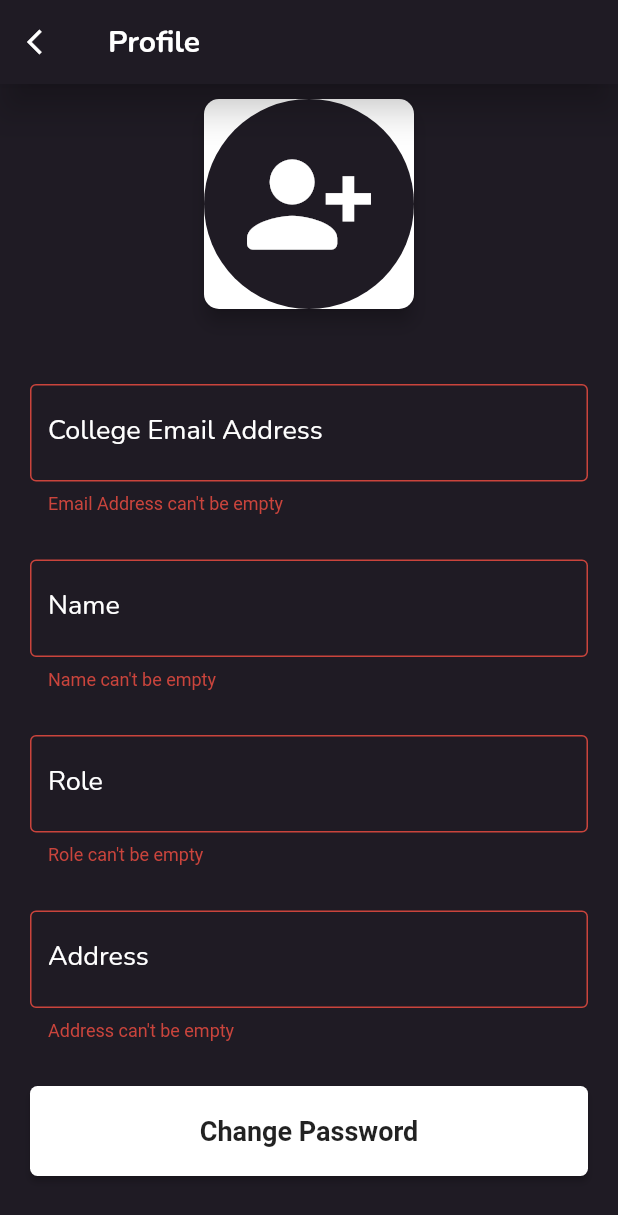
After one commit to Ashwith25/Attendance-Manager, a Flutter app: the ProfilePage screen opened directly, after a tap on "Change Password", on a phone screen of 412 x 824 dp. The commit adds this screen. Shown: the top 1215 px of the screen. Run offline on Flutter 3.47's test engine with Material 2 defaults, Android fonts, the phone set to English and light mode, and no system bars; our stand-ins replace flutter_neumorphic, google_fonts, page_transition, simple_animations.

Commit message:
profile page

```diff
--- a/attendance_manager/lib/Home/teacherHome.dart
+++ b/attendance_manager/lib/Home/teacherHome.dart
@@ -1,4 +1,5 @@
 import 'package:attendance_manager/constants.dart';
+import 'package:attendance_manager/profile.dart';
 import 'package:attendance_manager/widgets/homeScreenCard.dart';
 import 'package:attendance_manager/widgets/teacherCard.dart';
 import 'package:flutter/material.dart';
@@ -74,10 +75,18 @@ class _TeacherHomeState extends State<TeacherHome> {
                         // icon: 'assets/add.png',
                         icon: Icons.add,
                       ),
-                      HomeScreenCard(
-                        title: "Profile",
-                        // icon: 'assets/profile.png',
-                        icon: Icons.person_outline_outlined,
+                      GestureDetector(
+                        onTap: () {
+                          Navigator.push(
+                              context,
+                              MaterialPageRoute(
+                                  builder: (context) => ProfilePage()));
+                        },
+                        child: HomeScreenCard(
+                          title: "Profile",
+                          // icon: 'assets/profile.png',
+                          icon: Icons.person_outline_outlined,
+                        ),
                       ),
                       HomeScreenCard(
                           title: "Logout",
--- a/attendance_manager/lib/auth/change_password.dart
+++ b/attendance_manager/lib/auth/change_password.dart
@@ -0,0 +1,25 @@
+import 'package:attendance_manager/Home/teacherHome.dart';
+import 'package:attendance_manager/auth/signup.dart';
+import 'package:flutter/material.dart';
+import 'package:attendance_manager/constants.dart';
+import 'package:attendance_manager/theme.dart';
+import 'package:flutter_neumorphic/flutter_neumorphic.dart';
+
+class ChangePasswordPage extends StatefulWidget {
+  ChangePasswordPage({Key? key}) : super(key: key);
+
+  @override
+  _ChangePasswordPageState createState() => _ChangePasswordPageState();
+}
+
+class _ChangePasswordPageState extends State<ChangePasswordPage> {
+  @override
+  Widget build(BuildContext context) {
+    return SafeArea(
+      child: Scaffold(
+        resizeToAvoidBottomInset: false,
+        backgroundColor: Theme.of(context).primaryColor,
+      ),
+    );
+  }
+}
--- a/attendance_manager/lib/auth/login.dart
+++ b/attendance_manager/lib/auth/login.dart
@@ -22,7 +22,8 @@ class _LoginPageState extends State<LoginPage> {
   final textSelectionControl = TextSelectionControls;
 
   Widget build(BuildContext context) {
-    return Scaffold(
+    return SafeArea(
+      child: Scaffold(
         resizeToAvoidBottomInset: false,
         backgroundColor: Theme.of(context).primaryColor,
         appBar: AppBar(
@@ -184,6 +185,7 @@ class _LoginPageState extends State<LoginPage> {
                 ],
               ),
             )),
+      ),
     );
   }
 }
--- a/attendance_manager/lib/auth/signup.dart
+++ b/attendance_manager/lib/auth/signup.dart
@@ -23,7 +23,8 @@ class _SignupPageState extends State<SignupPage> {
   }
 
   Widget build(BuildContext context) {
-    return Scaffold(
+    return SafeArea(
+      child: Scaffold(
         resizeToAvoidBottomInset: false,
         backgroundColor: Theme.of(context).primaryColor,
         appBar: AppBar(
@@ -191,8 +192,10 @@ class _SignupPageState extends State<SignupPage> {
                     ),
                     onPressed: () {
                       if (_formKey.currentState!.validate())
-                      Navigator.push(context,
-                          MaterialPageRoute(builder: (context) => LoginPage()));
+                        Navigator.push(
+                            context,
+                            MaterialPageRoute(
+                                builder: (context) => LoginPage()));
                     },
                   ),
                 ),
@@ -207,8 +210,10 @@ class _SignupPageState extends State<SignupPage> {
                     ),
                     GestureDetector(
                       onTap: () {
-                      Navigator.push(context,
-                          MaterialPageRoute(builder: (context) => LoginPage()));
+                        Navigator.push(
+                            context,
+                            MaterialPageRoute(
+                                builder: (context) => LoginPage()));
                       },
                       child: Text(
                         "Login",
@@ -229,6 +234,7 @@ class _SignupPageState extends State<SignupPage> {
             ),
           ),
         ),
+      ),
     );
   }
 }
--- /dev/null
+++ b/attendance_manager/lib/profile.dart
@@ -0,0 +1,205 @@
+import 'package:attendance_manager/Home/teacherHome.dart';
+import 'package:attendance_manager/auth/change_password.dart';
+import 'package:attendance_manager/auth/signup.dart';
+import 'package:flutter/material.dart';
+import 'package:attendance_manager/constants.dart';
+import 'package:attendance_manager/theme.dart';
+import 'package:flutter_neumorphic/flutter_neumorphic.dart';
+
+class ProfilePage extends StatefulWidget {
+  ProfilePage({Key? key}) : super(key: key);
+
+  @override
+  _ProfilePageState createState() => _ProfilePageState();
+}
+
+class _ProfilePageState extends State<ProfilePage> {
+  final _formKey = GlobalKey<FormState>();
+
+  @override
+  Widget build(BuildContext context) {
+    return SafeArea(
+      child: Scaffold(
+        resizeToAvoidBottomInset: false,
+        backgroundColor: Theme.of(context).primaryColor,
+        appBar: AppBar(
+          elevation: 10,
+          backgroundColor: Theme.of(context).primaryColor,
+          leading: IconButton(
+            onPressed: () {
+              Navigator.pop(context);
+            },
+            icon: Icon(Icons.arrow_back_ios),
+            iconSize: 20,
+            color: Colors.white,
+          ),
+          title: Text(
+            'Profile',
+            style: TextStyle(
+              color: Colors.white,
+              fontWeight: FontWeight.bold,
+            ),
+          ),
+          foregroundColor: Theme.of(context).primaryColor,
+        ),
+        body: Container(
+          height: MediaQuery.of(context).size.height,
+          width: double.infinity,
+          child: SingleChildScrollView(
+            child: Column(
+              children: [
+                Card(
+                  margin: EdgeInsets.only(left: 10, right: 10, top: 10),
+                  elevation: 5,
+                  shape: RoundedRectangleBorder(
+                      borderRadius: BorderRadius.circular(10)),
+                  child: CircleAvatar(
+                    radius: 70,
+                    backgroundColor: Theme.of(context).primaryColor,
+                    child: IconButton(
+                      // padding: EdgeInsets.all(40),
+                      iconSize: 90,
+                      color: Colors.white,
+                      icon: Icon(
+                        Icons.person_add_alt_1_rounded,
+                      ),
+                      onPressed: () {},
+                    ),
+                  ),
+                ),
+                Form(
+                  key: _formKey,
+                  child: Column(
+                    children: [
+                      Container(
+                        padding: EdgeInsets.fromLTRB(20, 50, 20, 10),
+                        child: TextFormField(
+                            validator: (value) {
+                              if (value!.isEmpty) {
+                                return "Email Address can't be empty";
+                              }
+                              return null;
+                            },
+                            style: TextStyle(color: Colors.white),
+                            decoration: InputDecoration(
+                                helperStyle: TextStyle(color: Colors.white),
+                                focusedBorder: OutlineInputBorder(
+                                    borderSide:
+                                        BorderSide(color: Colors.white)),
+                                enabledBorder: OutlineInputBorder(
+                                    borderSide:
+                                        BorderSide(color: Colors.white)),
+                                border: OutlineInputBorder(
+                                    borderSide:
+                                        BorderSide(color: Colors.white)),
+                                labelText: "College Email Address",
+                                labelStyle: TextStyle(color: Colors.white))),
+                      ),
+                      Container(
+                        padding: EdgeInsets.fromLTRB(20, 20, 20, 10),
+                        child: TextFormField(
+                            validator: (value) {
+                              if (value!.isEmpty) {
+                                return "Name can't be empty";
+                              }
+                              return null;
+                            },
+                            style: TextStyle(color: Colors.white),
+                            decoration: InputDecoration(
+                                helperStyle: TextStyle(color: Colors.white),
+                                focusedBorder: OutlineInputBorder(
+                                    borderSide:
+                                        BorderSide(color: Colors.white)),
+                                enabledBorder: OutlineInputBorder(
+                                    borderSide:
+                                        BorderSide(color: Colors.white)),
+                                border: OutlineInputBorder(
+                                    borderSide:
+                                        BorderSide(color: Colors.white)),
+                                labelText: "Name",
+                                labelStyle: TextStyle(color: Colors.white))),
+                      ),
+                      Container(
+                        padding: EdgeInsets.fromLTRB(20, 20, 20, 10),
+                        child: TextFormField(
+                            validator: (value) {
+                              if (value!.isEmpty) {
+                                return "Role can't be empty";
+                              }
+                              return null;
+                            },
+                            style: TextStyle(color: Colors.white),
+                            decoration: InputDecoration(
+                                helperStyle: TextStyle(color: Colors.white),
+                                focusedBorder: OutlineInputBorder(
+                                    borderSide:
+                                        BorderSide(color: Colors.white)),
+                                enabledBorder: OutlineInputBorder(
+                                    borderSide:
+                                        BorderSide(color: Colors.white)),
+                                border: OutlineInputBorder(
+                                    borderSide:
+                                        BorderSide(color: Colors.white)),
+                                labelText: "Role",
+                                labelStyle: TextStyle(color: Colors.white))),
+                      ),
+                      Container(
+                        padding: EdgeInsets.fromLTRB(20, 20, 20, 10),
+                        child: TextFormField(
+                            validator: (value) {
+                              if (value!.isEmpty) {
+                                return "Address can't be empty";
+                              }
+                              return null;
+                            },
+                            style: TextStyle(color: Colors.white),
+                            decoration: InputDecoration(
+                                helperStyle: TextStyle(color: Colors.white),
+                                focusedBorder: OutlineInputBorder(
+                                    borderSide:
+                                        BorderSide(color: Colors.white)),
+                                enabledBorder: OutlineInputBorder(
+                                    borderSide:
+                                        BorderSide(color: Colors.white)),
+                                border: OutlineInputBorder(
+                                    borderSide:
+                                        BorderSide(color: Colors.white)),
+                                labelText: "Address",
+                                labelStyle: TextStyle(color: Colors.white))),
+                      ),
+                      Container(
+                        padding: EdgeInsets.fromLTRB(20, 20, 20, 10),
+                        child: MaterialButton(
+                          minWidth: double.infinity,
+                          height: 60,
+                          color: Colors.white,
+                          shape: RoundedRectangleBorder(
+                              borderRadius: BorderRadius.circular(5)),
+                          child: Text(
+                            "Change Password",
+                            style: TextStyle(
+                              fontWeight: FontWeight.w600,
+                              fontSize: 18,
+                            ),
+                          ),
+                          onPressed: () {
+                            if (_formKey.currentState!.validate())
+                              Navigator.push(
+                                  context,
+                                  MaterialPageRoute(
+                                      builder: (context) =>
+                                          ChangePasswordPage()));
+                          },
+                        ),
+                      ),
+                    ],
+                  ),
+                ),
+              ],
+            ),
+          ),
+        ),
+      ),
+    );
+  }
+}
```
Lines whose indentation alone changed are shown as unchanged.
